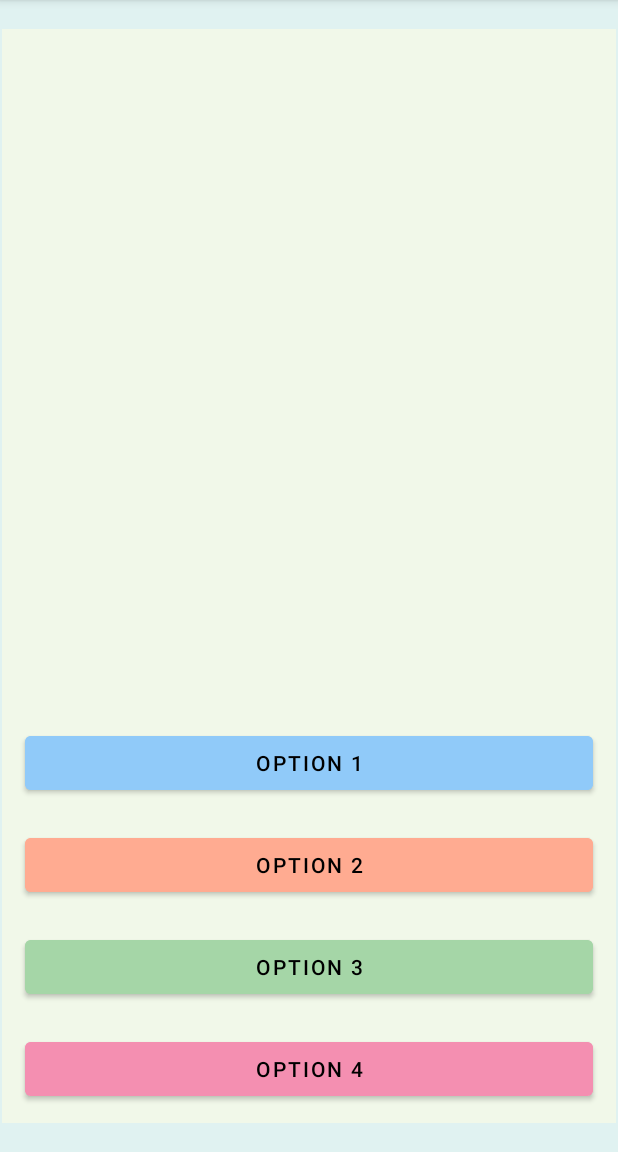
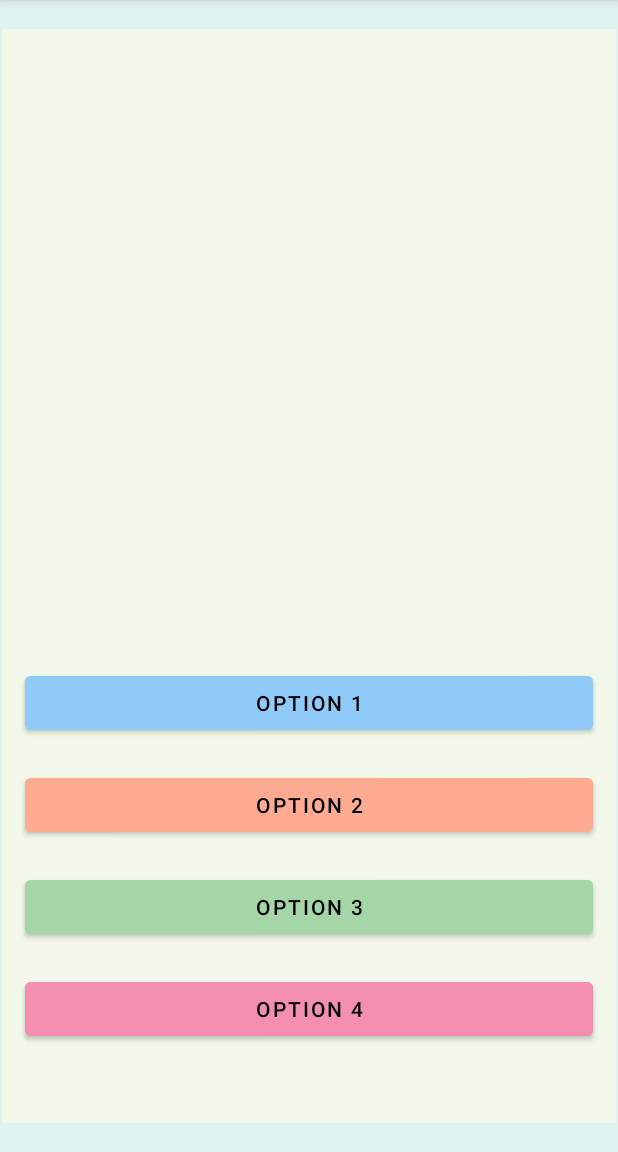
Before and after one commit to DNovakovic101/learning-android-html-scraping-movie-guesser, an Android app: the screen it shows after launch (MainActivity), on a phone screen of 412 x 824 dp, the part 84-1236 px from its top. Run offline under Robolectric (Android 15) with nearby library versions, the phone set to English and light mode, and no system bars; 5 statements that could not run were skipped.

Commit message:
margin top 0 activity main

```diff
--- a/app/src/main/res/layout/activity_main.xml
+++ b/app/src/main/res/layout/activity_main.xml
@@ -23,7 +23,7 @@
             android:layout_width="match_parent"
             android:layout_height="wrap_content"
             android:layout_marginHorizontal="10dp"
-            android:layout_marginTop="40dp"
+            android:layout_marginTop="0dp"
             android:layout_marginBottom="25dp"
             android:minHeight="400dp"
             app:srcCompat="?attr/selectableItemBackground" />
```
